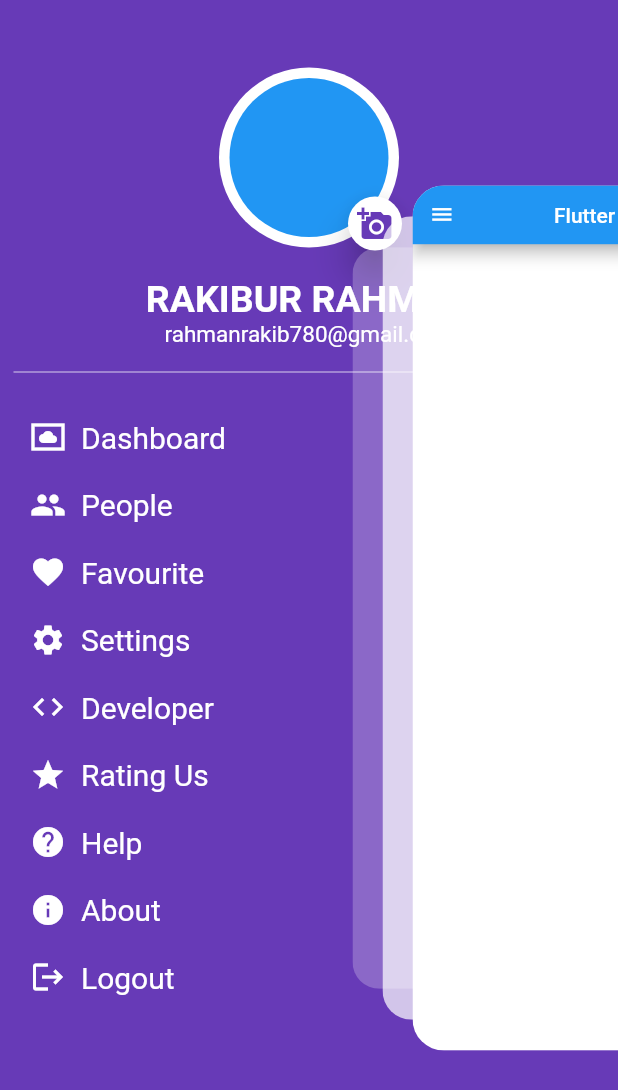
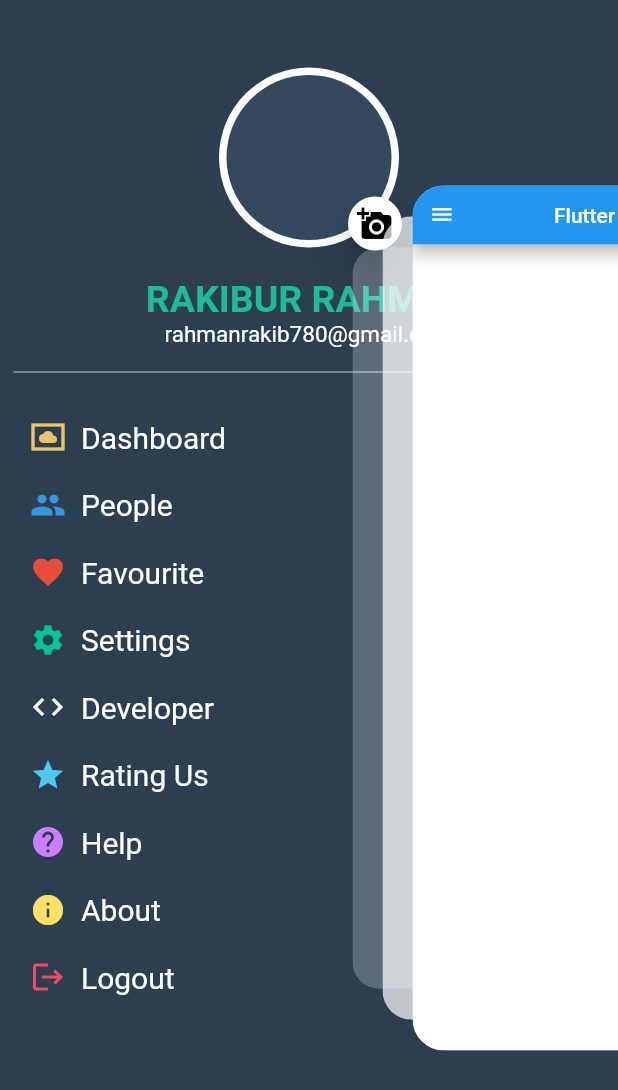
Before and after one commit to rakibur557/Firebase_with_Flutter, a Flutter app: the HomeScreen screen opened by its route, after a tap on the "menu" icon, on a phone screen of 412 x 824 dp. Shown: the top 1090 px of the screen. Run offline on Flutter 3.47's test engine with Material 2 defaults, Android fonts, the phone set to English and light mode, and no system bars; drawn by our look-alikes of flutter_zoom_drawer; our stand-ins replace animated_splash_screen, firebase_auth, firebase_core, google_sign_in, image_picker; accounts and stored records are empty; network calls fail.

Commit message:
drawer icon color changed

```diff
--- a/simple/lib/pages/HomeScreen.dart
+++ b/simple/lib/pages/HomeScreen.dart
@@ -9,18 +9,14 @@ import 'package:flutter_zoom_drawer/flutter_zoom_drawer.dart';
 
 class HomeScreen extends StatefulWidget {
   static const String path = "HomeScreen";
-
   HomeScreen({Key? key, this.email, this.name, this.photoUrl})
       : super(key: key);
 
   final email, name, photoUrl;
-
   @override
   State<HomeScreen> createState() => _HomeScreenState();
 }
-
 class _HomeScreenState extends State<HomeScreen> {
-
   @override
   Widget build(BuildContext context) {
     return ZoomDrawer(
@@ -29,7 +25,7 @@ class _HomeScreenState extends State<HomeScreen> {
       borderRadius: 30,
       showShadow: true,
       angle: 0.0,
-      menuBackgroundColor: Colors.deepPurple,
+      menuBackgroundColor: Color(0xff2c3e50),
       androidCloseOnBackTap: true,
       mainScreenTapClose: true,
 
@@ -39,13 +35,10 @@ class _HomeScreenState extends State<HomeScreen> {
 
 class Home extends StatefulWidget {
   const Home({Key? key}) : super(key: key);
-
   @override
   State<Home> createState() => _HomeState();
 }
-
 class _HomeState extends State<Home> {
-
   @override
   Widget build(BuildContext context) {
     return Scaffold(
@@ -54,6 +47,9 @@ class _HomeState extends State<Home> {
         title: Text('Flutter Elite App'),
         centerTitle: true,
         leading: DrawerWidget(),
+        actions: [
+          Icon(Icons.share),
+        ],
       ),
     );
   }
@@ -61,16 +57,14 @@ class _HomeState extends State<Home> {
 
 class DrawerScreen extends StatefulWidget {
   const DrawerScreen({Key? key}) : super(key: key);
-
   @override
   State<DrawerScreen> createState() => _DrawerScreenState();
 }
-
 class _DrawerScreenState extends State<DrawerScreen> {
   @override
   Widget build(BuildContext context) {
     return Scaffold(
-      backgroundColor: Colors.deepPurple,
+      backgroundColor: Color(0xff2c3e50),
       body: Center(
         child: Column(
           //mainAxisAlignment: MainAxisAlignment.center,
@@ -87,8 +81,8 @@ class _DrawerScreenState extends State<DrawerScreen> {
                     radius: 60,
                     backgroundColor: Colors.white,
                     child: CircleAvatar(
-                      radius: 53,
-                      backgroundColor: Colors.blue,
+                      radius: 55,
+                      backgroundColor: Color(0xff34495e),
                       backgroundImage: image == null ? null : FileImage(image!),
                     ),
                   ),
@@ -99,7 +93,7 @@ class _DrawerScreenState extends State<DrawerScreen> {
                     child: RawMaterialButton(
                       elevation: 10,
                       fillColor: Colors.white,
-                      child: Icon(Icons.add_a_photo, color: Colors.deepPurple),
+                      child: Icon(Icons.add_a_photo, color: Colors.black),
                       shape: CircleBorder(),
                       onPressed: () {
                         showDialog(
@@ -182,7 +176,7 @@ class _DrawerScreenState extends State<DrawerScreen> {
               style: TextStyle(
                 fontSize: 25,
                 fontWeight: FontWeight.bold,
-                color: Colors.white,
+                color: Color(0xff1abc9c),
               ),
             ),
             Text(
@@ -200,24 +194,23 @@ class _DrawerScreenState extends State<DrawerScreen> {
                 onTap: () {},
                 splashColor: Colors.blueAccent,
                 child: drawerList(
-                    Icons.settings_system_daydream_sharp, 'Dashboard')),
+                    Icons.settings_system_daydream_sharp, 'Dashboard', '0xffe9c46a')),
             InkWell(
                 onTap: () {},
                 splashColor: Colors.blueAccent,
-                child: drawerList(Icons.people, 'People')),
-            //
+                child: drawerList(Icons.people, 'People', '0xff3498db')),
             InkWell(onTap: () {},
-                splashColor: Colors.blueAccent,child: drawerList(Icons.favorite, 'Favourite')),
+                splashColor: Colors.blueAccent,child: drawerList(Icons.favorite, 'Favourite', '0xffe74c3c')),
             InkWell(onTap: () {},
-                splashColor: Colors.blueAccent,child: drawerList(Icons.settings, 'Settings')),
+                splashColor: Colors.blueAccent,child: drawerList(Icons.settings, 'Settings', '0xff00c49a')),
             InkWell(onTap: () {},
-                splashColor: Colors.blueAccent,child: drawerList(Icons.code, 'Developer')),
+                splashColor: Colors.blueAccent,child: drawerList(Icons.code, 'Developer', '0xffffffff')),
             InkWell(onTap: () {},
-                splashColor: Colors.blueAccent,child: drawerList(Icons.star, 'Rating Us')),
+                splashColor: Colors.blueAccent,child: drawerList(Icons.star, 'Rating Us', '0xff4cc9f0')),
             InkWell(onTap: () {},
-                splashColor: Colors.blueAccent,child: drawerList(Icons.help, 'Help')),
+                splashColor: Colors.blueAccent,child: drawerList(Icons.help, 'Help', '0xffc77dff')),
             InkWell(onTap: () {},
-                splashColor: Colors.blueAccent,child: drawerList(Icons.info, 'About')),
+                splashColor: Colors.blueAccent,child: drawerList(Icons.info, 'About', '0xffffe066')),
             InkWell(onTap: () async{
               googleService.logout();
               setState(() {
@@ -229,20 +222,20 @@ class _DrawerScreenState extends State<DrawerScreen> {
                 );
               });
             },
-        splashColor: Colors.blueAccent,child: drawerList(Icons.logout, 'Logout')),
+        splashColor: Colors.blueAccent,child: drawerList(Icons.logout, 'Logout', '0xffED4C67')),
           ],
         ),
       ),
     );
   }
   googleServiceProvider googleService = googleServiceProvider();
-  Widget drawerList(IconData icon, String text) {
+  Widget drawerList(IconData icon, String text, String colorCode) {
     return Container(
       height: 45 ,
       margin: EdgeInsets.only(left: 20),
       child: Row(
         children: [
-          Icon(icon, color: Colors.white),
+          Icon(icon, color: Color(int.parse(colorCode))),
           SizedBox(
             width: 10,
           ),
@@ -257,11 +250,9 @@ class _DrawerScreenState extends State<DrawerScreen> {
       ),
     );
   }
-
 //image picker
   final ImagePicker _picker = ImagePicker();
   File? image;
-
   Future pickImg() async {
     try {
       final XFile? image = await _picker.pickImage(source: ImageSource.gallery);
@@ -274,7 +265,6 @@ class _DrawerScreenState extends State<DrawerScreen> {
       print('Failed to pick image: ${e}');
     }
   }
-
   Future pickCamera() async {
     try {
       final XFile? image = await _picker.pickImage(source: ImageSource.camera);
@@ -291,7 +281,6 @@ class _DrawerScreenState extends State<DrawerScreen> {
 
 class DrawerWidget extends StatelessWidget {
   const DrawerWidget({Key? key}) : super(key: key);
-
   @override
   Widget build(BuildContext context) {
     return IconButton(
```
